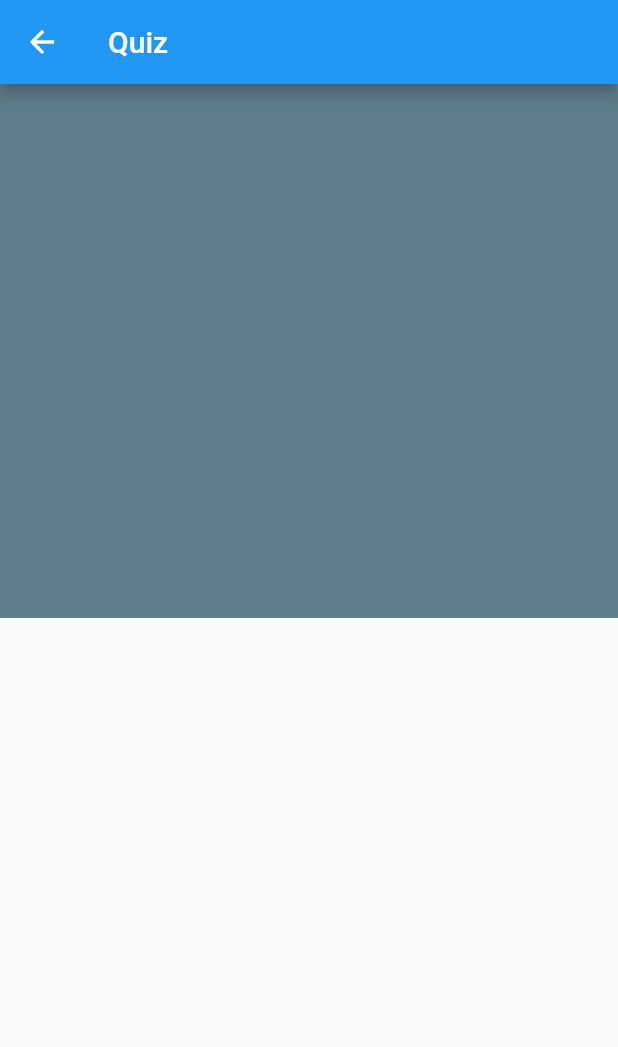
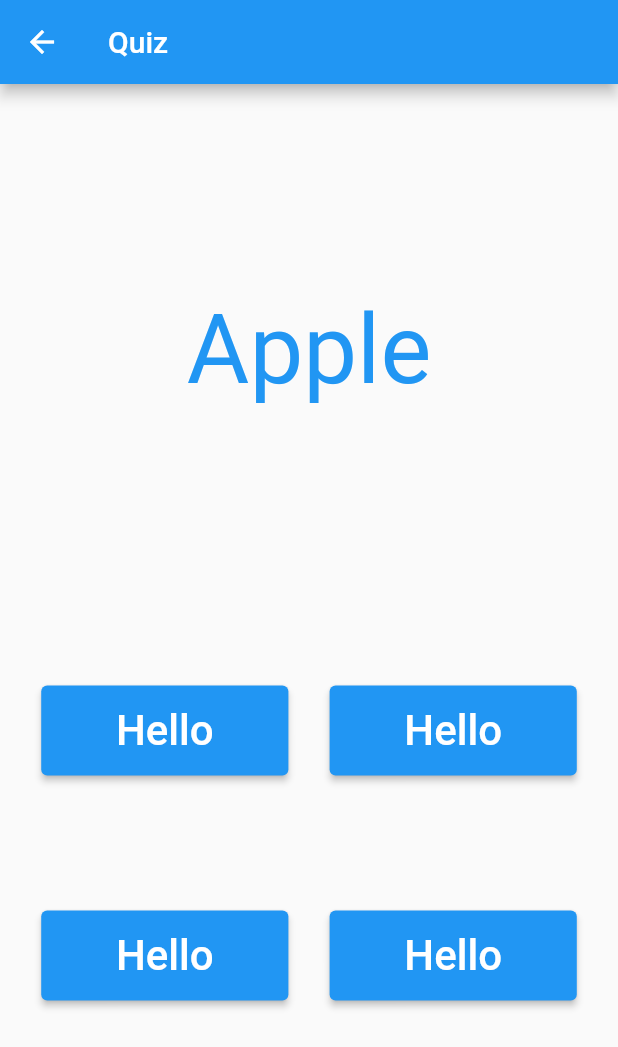
Before and after one commit to noam1813/Eitango-kun, a Flutter app: the QuizMainScreen screen opened directly, on a phone screen of 412 x 824 dp. Shown: the top 1047 px of the screen. Run offline on Flutter 3.47's test engine with Material 2 defaults, Android fonts, the phone set to English and light mode, and no system bars; our stand-ins replace flutter_speed_dial, sqflite; accounts and stored records are empty.

Commit message:
クイズ画面の仮制作

```diff
--- a/lib/source/screens/quiz/quiz_main_screen.dart
+++ b/lib/source/screens/quiz/quiz_main_screen.dart
@@ -60,14 +60,67 @@ class _QuizMainScreenState extends State<QuizMainScreen> {
         key: globalKeyAppBar,
         title: Text('Quiz'),
       ),
-      body: Container(
-        color: Colors.blueGrey,
+      body: Column(
+        children: [
+          Container(
+            // Container（グレーのボックス）の高さを、
+            // 画面縦幅の2分の1から、AppBarの上端位置（基本は0）と高さの合計値を引くことで算出
+            height: screenHeight * 0.5 - (appBarDy + appBarHeight),
 
-        // Container（グレーのボックス）の高さを、
-        // 画面縦幅の2分の1から、AppBarの上端位置（基本は0）と高さの合計値を引くことで算出
-        height: screenHeight / 2 - (appBarDy + appBarHeight),
-
-        width: screenWidth,
+            width: screenWidth,
+            child: Center(
+              child: Text(
+                'Apple',
+                style: TextStyle(fontSize: 64, color: Colors.blue),
+              ),
+            ),
+          ),
+          Column(
+            mainAxisAlignment: MainAxisAlignment.spaceEvenly,
+            children: [
+              Container(
+                height: screenHeight * 0.25 - (appBarDy + appBarHeight),
+                child: Row(
+                  mainAxisAlignment: MainAxisAlignment.spaceEvenly,
+                  children: [
+                    Container(
+                      height: 60,
+                      width: screenWidth * 0.4,
+                      child: ElevatedButton(
+                          onPressed: () {}, child: Text('Hello',style: TextStyle(fontSize: 28),)),
+                    ),
+                    Container(
+                      height: 60,
+                      width: screenWidth * 0.4,
+                      child: ElevatedButton(
+                          onPressed: () {}, child: Text('Hello',style: TextStyle(fontSize: 28),)),
+                    ),
+                  ],
+                ),
+              ),
+              Container(
+                height: screenHeight * 0.25 - (appBarDy + appBarHeight),
+                child: Row(
+                  mainAxisAlignment: MainAxisAlignment.spaceEvenly,
+                  children: [
+                    Container(
+                      height: 60,
+                      width: screenWidth * 0.4,
+                      child: ElevatedButton(
+                          onPressed: () {}, child: Text('Hello',style: TextStyle(fontSize: 28),)),
+                    ),
+                    Container(
+                      height: 60,
+                      width: screenWidth * 0.4,
+                      child: ElevatedButton(
+                          onPressed: () {}, child: Text('Hello',style: TextStyle(fontSize: 28),)),
+                    ),
+                  ],
+                ),
+              ),
+            ],
+          )
+        ],
       ),
     );
   }
```
